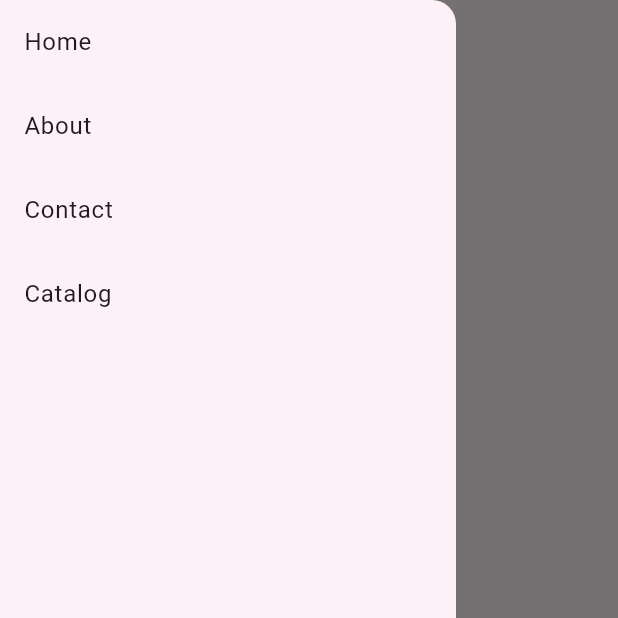
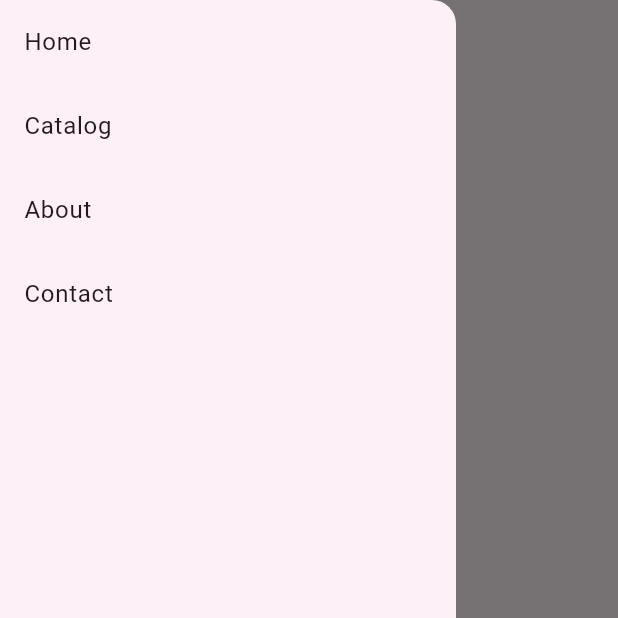
Before and after one commit to sixLUKEY/alicia.e, a Flutter app: the screen it shows after launch, with the side drawer open, on a phone screen of 412 x 824 dp, the top half of it. Run offline on Flutter 3.47's test engine with Material 3 defaults, Android fonts, the phone set to English and light mode, and no system bars; our stand-ins replace go_router, google_fonts; Roboto replaces fonts that are missing (Noto Serif Georgian, Prata).

Commit message:
feat(#1): Navbars and Router added and fixed

```diff
--- a/frontend/lib/pages/contact/contact.dart
+++ b/frontend/lib/pages/contact/contact.dart
@@ -7,10 +7,8 @@ class ContactPage extends StatelessWidget {
 
   @override
   Widget build(context) {
-    return Scaffold(
-      appBar: AppBar(
-        title: const Text('Contact us'),
-      ),
+    return Center(
+      child: Text('Contact'),
     );
   }
 }
--- a/frontend/lib/pages/home/home.dart
+++ b/frontend/lib/pages/home/home.dart
@@ -1,5 +1,4 @@
 import 'package:flutter/material.dart';
-import 'package:frontend/widgets/navigation/navbar.dart';
 
 class HomePage extends StatelessWidget {
   const HomePage({
@@ -8,8 +7,8 @@ class HomePage extends StatelessWidget {
 
   @override
   Widget build(context) {
-    return Scaffold(
-      body: NavBar(),
+    return Center(
+      child: Text('Home'),
     );
   }
 }
--- a/frontend/lib/router/router.dart
+++ b/frontend/lib/router/router.dart
@@ -1,6 +1,9 @@
 import 'package:flutter/material.dart';
 import 'package:frontend/pages/about/about.dart';
+import 'package:frontend/pages/catalog/catalog.dart';
+import 'package:frontend/pages/contact/contact.dart';
 import 'package:frontend/pages/home/home.dart';
+import 'package:frontend/widgets/navigation/navbar.dart';
 import 'package:go_router/go_router.dart';
 
 class AppRouter {
@@ -9,20 +12,59 @@ class AppRouter {
       GlobalKey<NavigatorState>(debugLabel: 'shellB');
 
   static final GoRouter router = GoRouter(
-    initialLocation: Routes.homeRoute,
+    initialLocation: Routes.aboutRoute,
     debugLogDiagnostics: true,
     navigatorKey: _rootNavigatorKey,
     routes: <RouteBase>[
-      GoRoute(
-        path: Routes.homeRoute,
-        builder: (BuildContext context, GoRouterState state) =>
-            const HomePage(),
+      StatefulShellRoute.indexedStack(
+        builder: (context, state, navigationShell) {
+          return ScaffoldWithNestedNavigation(
+            navigationShell: navigationShell,
+          );
+        },
+        branches: [
+          StatefulShellBranch(
+            routes: [
+              GoRoute(
+                path: Routes.homeRoute,
+                pageBuilder: (context, state) => const NoTransitionPage(
+                  child: HomePage(),
+                ),
+              )
+            ],
+          ),
+          StatefulShellBranch(
+            routes: [
+              GoRoute(
+                path: Routes.catalogRoute,
+                pageBuilder: (context, state) => const NoTransitionPage(
+                  child: CatalogPage(),
+                ),
+              )
+            ],
+          ),
+          StatefulShellBranch(
+            routes: [
+              GoRoute(
+                path: Routes.aboutRoute,
+                pageBuilder: (context, state) => const NoTransitionPage(
+                  child: AboutPage(),
+                ),
+              )
+            ],
+          ),
+          StatefulShellBranch(
+            routes: [
+              GoRoute(
+                path: Routes.contactRoute,
+                pageBuilder: (context, state) => const NoTransitionPage(
+                  child: ContactPage(),
+                ),
+              )
+            ],
+          )
+        ],
       ),
-      GoRoute(
-          path: Routes.aboutRoute,
-          builder: (BuildContext context, GoRouterState state) {
-            return const AboutPage();
-          }),
     ],
   );
 }
--- /dev/null
+++ b/frontend/lib/widgets/navigation/destinations.dart
@@ -0,0 +1,21 @@
+import 'package:flutter/material.dart';
+import 'package:frontend/router/router.dart';
+
+class Destination {
+  const Destination(
+    this.icon,
+    this.label,
+    this.route,
+  );
+
+  final IconData icon;
+  final String label;
+  final String route;
+}
+
+const List<Destination> destinations = <Destination>[
+  Destination(Icons.home, 'Home', Routes.homeRoute),
+  Destination(Icons.browse_gallery, 'Catalog', Routes.catalogRoute),
+  Destination(Icons.info, 'About', Routes.aboutRoute),
+  Destination(Icons.phone, 'Contact', Routes.contactRoute),
+];
--- a/frontend/lib/widgets/navigation/navbar.dart
+++ b/frontend/lib/widgets/navigation/navbar.dart
@@ -1,4 +1,5 @@
 import 'package:flutter/material.dart';
+import 'package:frontend/widgets/navigation/destinations.dart';
 import 'package:go_router/go_router.dart';
 
 final List<Route> _menuItems = [
@@ -15,8 +16,8 @@ class Route {
   final String route;
 }
 
-class NavBar extends StatelessWidget {
-  NavBar({
+class ANavBar extends StatelessWidget {
+  ANavBar({
     super.key,
   });
 
@@ -29,26 +30,14 @@ class NavBar extends StatelessWidget {
     return Scaffold(
       key: _scaffoldKey,
       appBar: AppBar(
-        centerTitle: true,
-        leading: isLargeScreen
-            ? null
-            : IconButton(
-                onPressed: () => _scaffoldKey.currentState?.openDrawer(),
-                icon: const Icon(Icons.menu),
-              ),
-        title: Row(
-          mainAxisAlignment: MainAxisAlignment.center,
-          children: [
-            Text(
-              'Alicia.e',
-              style: Theme.of(context).textTheme.headlineMedium,
-            ),
-            if (isLargeScreen)
-              Expanded(
-                child: _navBarItems(context),
-              )
-          ],
+        centerTitle: isLargeScreen ? false : true,
+        title: Text(
+          'Alicia.e',
+          style: Theme.of(context).textTheme.headlineMedium,
         ),
+        actions: [
+          if (isLargeScreen) _navBarItems(context),
+        ],
       ),
       drawer: isLargeScreen ? null : _drawer(context),
       body: const Center(
@@ -59,13 +48,14 @@ class NavBar extends StatelessWidget {
 
   Widget _drawer(BuildContext context) => Drawer(
         child: ListView(
-          children: _menuItems
+          children: destinations
               .map((item) => ListTile(
                     onTap: () {
+                      Navigator.pop(context);
                       _scaffoldKey.currentState?.openEndDrawer();
                       context.go(item.route);
                     },
-                    title: Text(item.name),
+                    title: Text(item.label),
                   ))
               .toList(),
         ),
@@ -91,3 +81,130 @@ class NavBar extends StatelessWidget {
             .toList(),
       );
 }
+
+class ScaffoldWithNestedNavigation extends StatelessWidget {
+  ScaffoldWithNestedNavigation({
+    Key? key,
+    required this.navigationShell,
+  }) : super(
+            key: key ?? const ValueKey<String>('ScaffoldWithNestedNavigation'));
+
+  final StatefulNavigationShell navigationShell;
+  final GlobalKey<ScaffoldState> _scaffoldKey = GlobalKey<ScaffoldState>();
+
+  void _goBranch(int index) {
+    navigationShell.goBranch(
+      index,
+      // A common pattern when using bottom navigation bars is to support
+      // navigating to the initial location when tapping the item that is
+      // already active. This example demonstrates how to support this behavior,
+      // using the initialLocation parameter of goBranch.
+      initialLocation: index == navigationShell.currentIndex,
+    );
+  }
+
+  @override
+  Widget build(BuildContext context) {
+    return LayoutBuilder(builder: (context, constraints) {
+      if (constraints.maxWidth < 550) {
+        return ScaffoldWithDrawerNavBar(
+          key: _scaffoldKey,
+          drawer: _drawer(context),
+          body: navigationShell,
+          selectedIndex: navigationShell.currentIndex,
+          onDestinationSelected: _goBranch,
+        );
+      } else {
+        return ScaffoldWithNavBar(
+          body: navigationShell,
+          selectedIndex: navigationShell.currentIndex,
+          onDestinationSelected: _goBranch,
+        );
+      }
+    });
+  }
+
+  Drawer _drawer(BuildContext context) => Drawer(
+        child: ListView(
+          children: destinations
+              .map((item) => ListTile(
+                    onTap: () {
+                      _scaffoldKey.currentState?.openEndDrawer();
+                      // _scaffoldKey.currentState?.closeDrawer();
+                      // Navigator.of(context).pop();
+                      context.go(item.route);
+                    },
+                    title: Text(item.label),
+                  ))
+              .toList(),
+        ),
+      );
+}
+
+class ScaffoldWithDrawerNavBar extends StatelessWidget {
+  const ScaffoldWithDrawerNavBar({
+    Key? key,
+    required this.body,
+    required this.selectedIndex,
+    required this.onDestinationSelected,
+    required this.drawer,
+  }) : super(key: key ?? const ValueKey<String>('ScaffoldDrawer'));
+
+  final Widget body;
+  final int selectedIndex;
+  final ValueChanged<int> onDestinationSelected;
+  final Drawer drawer;
+
+  @override
+  Widget build(BuildContext context) => Scaffold(
+        key: key,
+        appBar: AppBar(
+          title: Text(
+            'Alicia.e',
+            style: TextStyle(
+              color: Theme.of(context).colorScheme.onSurface,
+            ),
+          ),
+        ),
+        body: body,
+        drawer: drawer,
+      );
+}
+
+class ScaffoldWithNavBar extends StatelessWidget {
+  const ScaffoldWithNavBar({
+    super.key,
+    required this.body,
+    required this.selectedIndex,
+    required this.onDestinationSelected,
+  });
+
+  final Widget body;
+  final int selectedIndex;
+  final ValueChanged<int> onDestinationSelected;
+
+  @override
+  Widget build(BuildContext context) => Scaffold(
+        appBar: AppBar(
+          title: Text(
+            'Alicia.e',
+            style: TextStyle(
+              color: Theme.of(context).colorScheme.onSurface,
+            ),
+          ),
+          centerTitle: false,
+          actions: destinations
+              .map((d) => Padding(
+                    padding: const EdgeInsets.symmetric(horizontal: 16.0),
+                    child: InkWell(
+                      child: Text(d.label),
+                      onTap: () {
+                        context.go(d.route);
+                      },
+                    ),
+                  ))
+              .toList(),
+        ),
+        body: body,
+      );
+}
```
Also changed, not shown: frontend/lib/pages/catalog/catalog.dart (added, +12 -0 lines), frontend/lib/widgets/navigation/navigation_bar.dart (added, +31 -0 lines), frontend/lib/widgets/navigation/navigation_rail.dart (added, +27 -0 lines).
